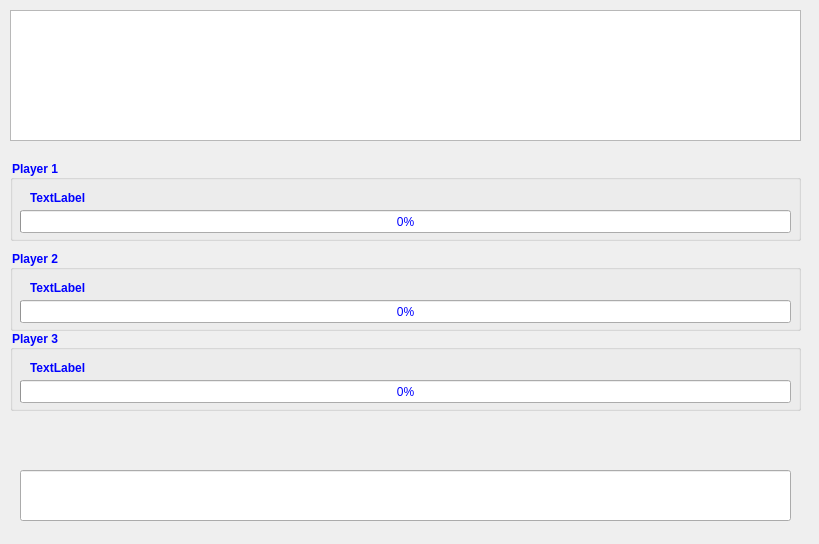
This is FingerCoaster/gamedialog.ui in PavleVl/FingerCoaster as Qt 5 draws it before an edit. The edited form follows.
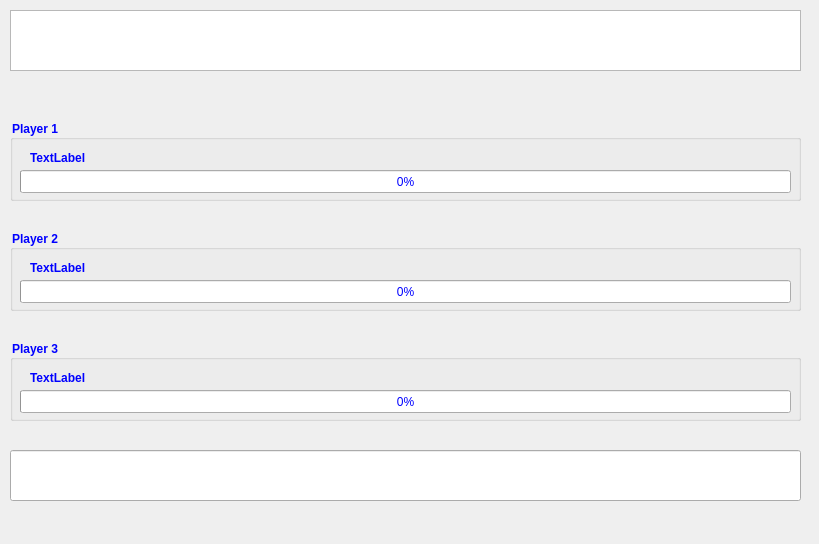
This is the edited form.

```diff
--- a/FingerCoaster/gamedialog.ui
+++ b/FingerCoaster/gamedialog.ui
@@ -19,15 +19,26 @@
      <x>10</x>
      <y>10</y>
      <width>791</width>
-     <height>131</height>
+     <height>61</height>
     </rect>
    </property>
+   <property name="font">
+    <font>
+     <bold>true</bold>
+    </font>
+   </property>
+   <property name="autoFillBackground">
+    <bool>false</bool>
+   </property>
+   <property name="flow">
+    <enum>QListView::LeftToRight</enum>
+   </property>
   </widget>
   <widget class="QGroupBox" name="groupBox">
    <property name="geometry">
     <rect>
      <x>10</x>
-     <y>160</y>
+     <y>120</y>
      <width>791</width>
      <height>81</height>
     </rect>
@@ -82,7 +93,7 @@
    <property name="geometry">
     <rect>
      <x>10</x>
-     <y>250</y>
+     <y>230</y>
      <width>791</width>
      <height>81</height>
     </rect>
@@ -137,7 +148,7 @@
    <property name="geometry">
     <rect>
      <x>10</x>
-     <y>330</y>
+     <y>340</y>
      <width>791</width>
      <height>81</height>
     </rect>
@@ -191,9 +202,9 @@
   <widget class="QLineEdit" name="lineEdit">
    <property name="geometry">
     <rect>
-     <x>20</x>
-     <y>470</y>
-     <width>771</width>
+     <x>10</x>
+     <y>450</y>
+     <width>791</width>
      <height>51</height>
     </rect>
    </property>
```
